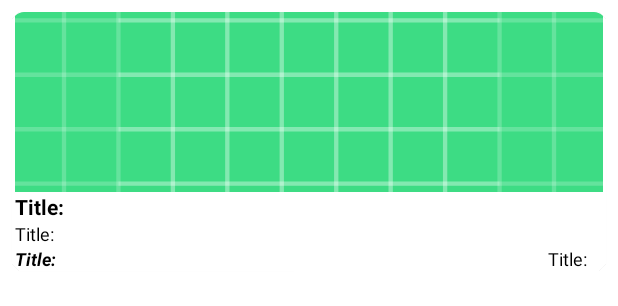
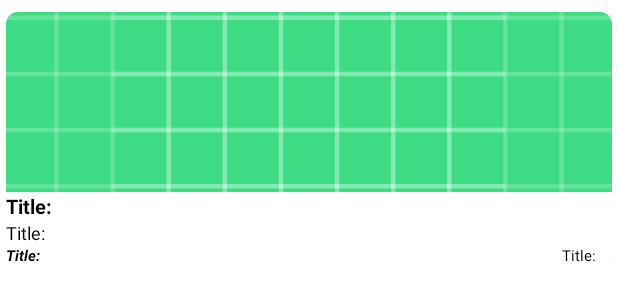
Before and after one commit to linkinamine/GNews, an Android app: the layout article_item.xml on its own in the app's theme, with its tools: preview values and no code run, on a phone screen of 412 x 824 dp. Shown: the top 306 px of the screen. Run offline under Robolectric (Android 15) with nearby library versions, the phone set to English and light mode, and no system bars.

```diff
--- a/app/build.gradle
+++ b/app/build.gradle
@@ -6,7 +6,7 @@ apply plugin: 'kotlin-kapt'
 android {
     compileSdkVersion 29
     defaultConfig {
-        applicationId "com.antonioleiva.mymovies"
+        applicationId "com.benallouch.yunar"
         minSdkVersion 21
         targetSdkVersion 29
         versionCode 1
--- a/app/src/main/java/com/benallouch/yunar/ui/main/MainActivity.kt
+++ b/app/src/main/java/com/benallouch/yunar/ui/main/MainActivity.kt
@@ -5,6 +5,7 @@ import android.view.View
 import androidx.appcompat.app.AppCompatActivity
 import androidx.lifecycle.Observer
 import com.benallouch.yunar.R
+import com.benallouch.yunar.ui.getCurrentOffset
 import com.benallouch.yunar.ui.main.MainViewModel.UiModel
 import kotlinx.android.synthetic.main.activity_main.*
 import org.koin.androidx.scope.lifecycleScope
@@ -27,7 +28,7 @@ class MainActivity : AppCompatActivity() {
     }
 
     private fun initAdapter() {
-        adapter = ArticlesAdapter(viewModel::onMovieClicked)
+        adapter = ArticlesAdapter(viewModel::onMovieClicked, getCurrentOffset())
         recycler_articles.adapter = adapter
     }
 
--- a/app/src/main/res/layout/article_item.xml
+++ b/app/src/main/res/layout/article_item.xml
@@ -4,18 +4,16 @@
     xmlns:tools="http://schemas.android.com/tools"
     android:layout_width="match_parent"
     android:layout_height="wrap_content"
-    android:layout_marginStart="8dp"
+    android:layout_marginStart="4dp"
     android:layout_marginTop="8dp"
-    android:layout_marginEnd="8dp"
+    android:layout_marginEnd="4dp"
     android:background="?attr/selectableItemBackground"
     android:elevation="4dp"
     app:cardCornerRadius="8dp">
 
     <androidx.constraintlayout.widget.ConstraintLayout
         android:layout_width="match_parent"
-        android:layout_height="match_parent"
-        android:layout_marginStart="2dp"
-        android:layout_marginEnd="2dp">
+        android:layout_height="match_parent">
 
         <TextView
             android:id="@+id/article_title"
@@ -25,7 +23,7 @@
             android:ellipsize="end"
             android:maxLines="2"
             android:textColor="@color/black"
-            android:textSize="14sp"
+            android:textSize="13sp"
             android:textStyle="bold"
             app:layout_constraintStart_toStartOf="parent"
             app:layout_constraintTop_toBottomOf="@+id/article_iv"
@@ -51,7 +49,7 @@
             android:layout_width="wrap_content"
             android:layout_height="wrap_content"
             android:textColor="@color/black"
-            android:textSize="12sp"
+            android:textSize="10sp"
             android:textStyle="bold|italic"
             app:layout_constraintStart_toStartOf="parent"
             app:layout_constraintTop_toBottomOf="@+id/article_description"
@@ -64,7 +62,7 @@
             android:layout_marginEnd="8dp"
             android:layout_marginBottom="8dp"
             android:textColor="@color/black"
-            android:textSize="12sp"
+            android:textSize="10sp"
             app:layout_constraintEnd_toEndOf="parent"
             app:layout_constraintTop_toBottomOf="@+id/article_description"
             tools:text="Title: " />
```
Also changed, not shown: app/src/main/java/com/benallouch/yunar/ui/DateExtensions.kt (added, +41 -0 lines), app/src/main/java/com/benallouch/yunar/ui/UIExtensions.kt (+1 -11 lines), app/src/main/java/com/benallouch/yunar/ui/main/ArticlesAdapter.kt (+4 -5 lines).
